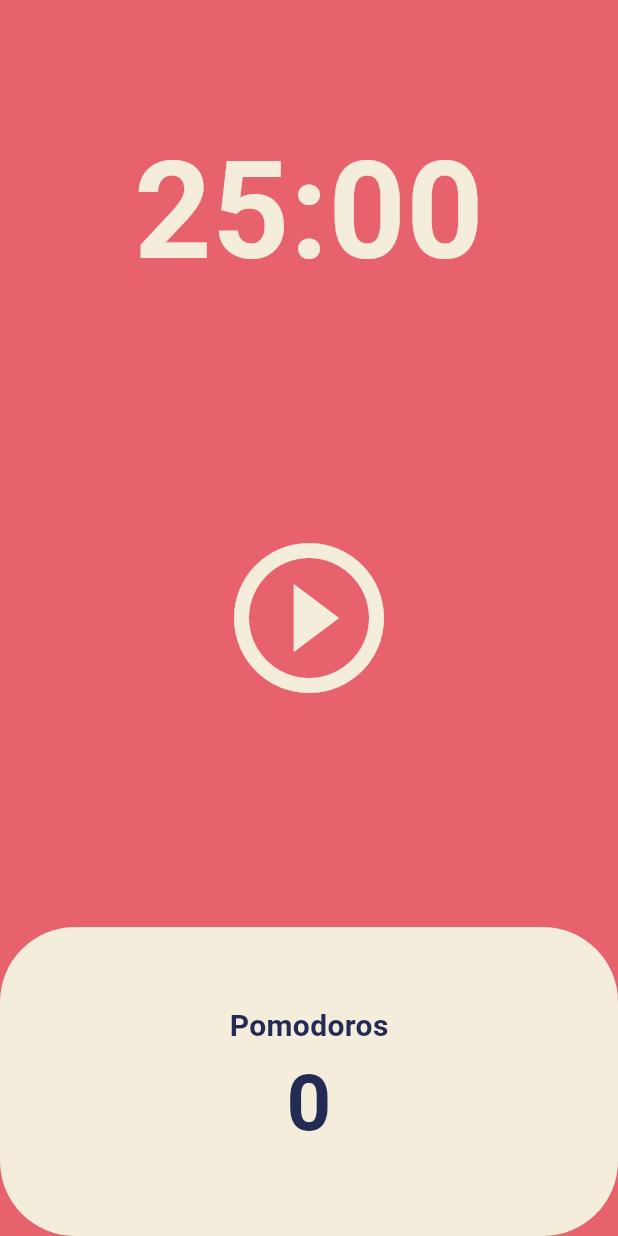
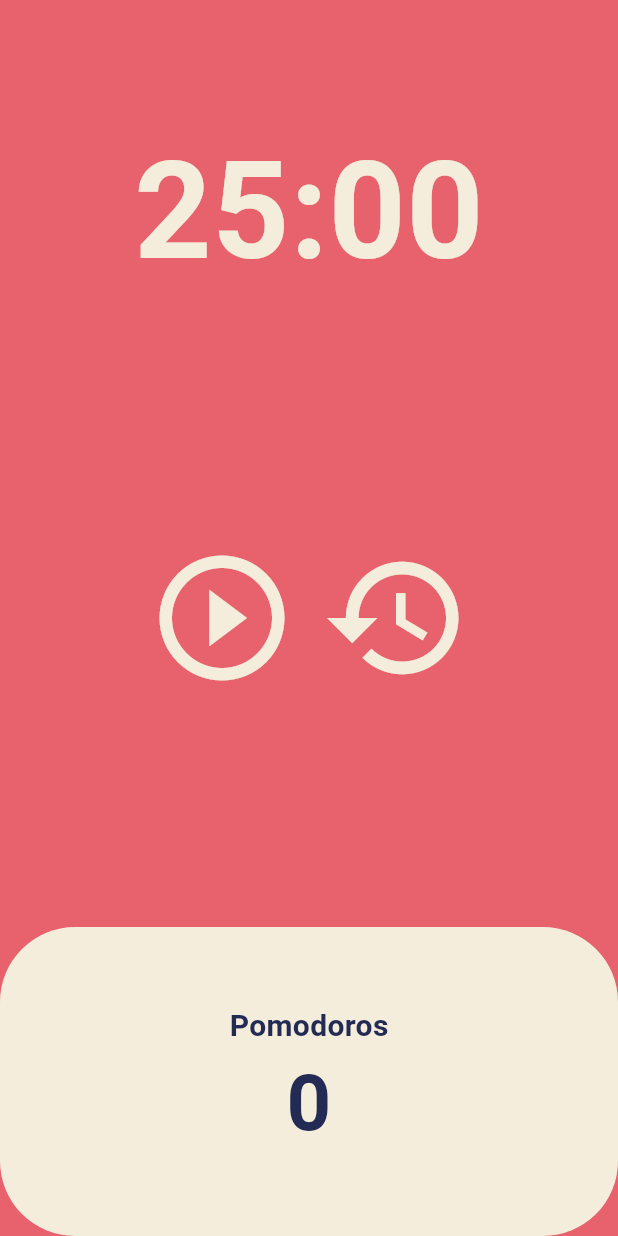
Before and after one commit to hyejj19/toonflix_flutter, a Flutter app: the screen it shows after launch, on a phone screen of 412 x 824 dp. Run offline on Flutter 3.47's test engine with Material 3 defaults, Android fonts, the phone set to English and light mode, and no system bars.

```diff
--- a/lib/screens/home_screen.dart
+++ b/lib/screens/home_screen.dart
@@ -46,9 +46,18 @@ class _HomeScreenState extends State<HomeScreen> {
     });
   }
 
+  void onResetPressed() {
+    setState(() {
+      totalSecs = twentyFiveMins;
+      isRunning = false;
+    });
+
+    timer.cancel();
+  }
+
   String format(int secs) {
     var duration = Duration(seconds: secs);
-    var formatedSecs = duration.toString().split('.').first.substring(2, 7);
+    var formatedSecs = duration.toString().split('.')[0].substring(2, 7);
 
     return formatedSecs;
   }
@@ -75,17 +84,29 @@ class _HomeScreenState extends State<HomeScreen> {
           Flexible(
               flex: 2,
               child: Center(
-                child: IconButton(
+                  child: Row(
+                mainAxisAlignment: MainAxisAlignment.center,
+                children: [
+                  IconButton(
                     icon: Icon(
                       isRunning
                           ? Icons.pause_circle_outline_outlined
                           : Icons.play_circle_outline_outlined,
-                    size: 120,
+                      size: 100,
                       color: Theme.of(context).cardColor,
                     ),
                     onPressed: isRunning ? onPausePressed : onStartPressed,
                   ),
-              )),
+                  IconButton(
+                    icon: Icon(
+                      Icons.restore,
+                      size: 100,
+                      color: Theme.of(context).cardColor,
+                    ),
+                    onPressed: isRunning ? onPausePressed : onResetPressed,
+                  ),
+                ],
+              ))),
           Flexible(
               flex: 1,
               child: Row(
```
Lines whose indentation alone changed are shown as unchanged.
